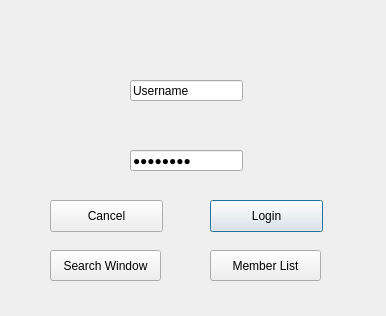
josfire18/LibrarySystem, file LibrarySystem/loginpage.ui: the form before one commit.
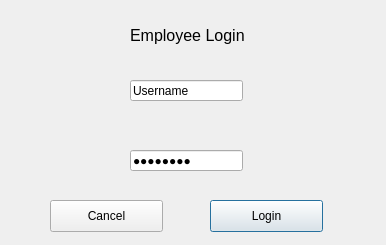
The form after the commit.

Commit message: Created Employee Main Menu

Diff of the .ui file:
```diff
--- a/LibrarySystem/loginpage.ui
+++ b/LibrarySystem/loginpage.ui
@@ -7,7 +7,7 @@
     <x>0</x>
     <y>0</y>
     <width>386</width>
-    <height>316</height>
+    <height>245</height>
    </rect>
   </property>
   <property name="windowTitle">
@@ -71,30 +71,22 @@
     <bool>true</bool>
    </property>
   </widget>
-  <widget class="QPushButton" name="cmdSearch">
+  <widget class="QLabel" name="label">
    <property name="geometry">
     <rect>
-     <x>50</x>
-     <y>250</y>
-     <width>111</width>
+     <x>130</x>
+     <y>20</y>
+     <width>121</width>
      <height>31</height>
     </rect>
    </property>
-   <property name="text">
-    <string>Search Window</string>
+   <property name="font">
+    <font>
+     <pointsize>12</pointsize>
+    </font>
    </property>
-  </widget>
-  <widget class="QPushButton" name="cmdMember">
-   <property name="geometry">
-    <rect>
-     <x>210</x>
-     <y>250</y>
-     <width>111</width>
-     <height>31</height>
-    </rect>
-   </property>
    <property name="text">
-    <string>Member List</string>
+    <string>Employee Login</string>
    </property>
   </widget>
  </widget>
```
The commit also changes 23 other files.
